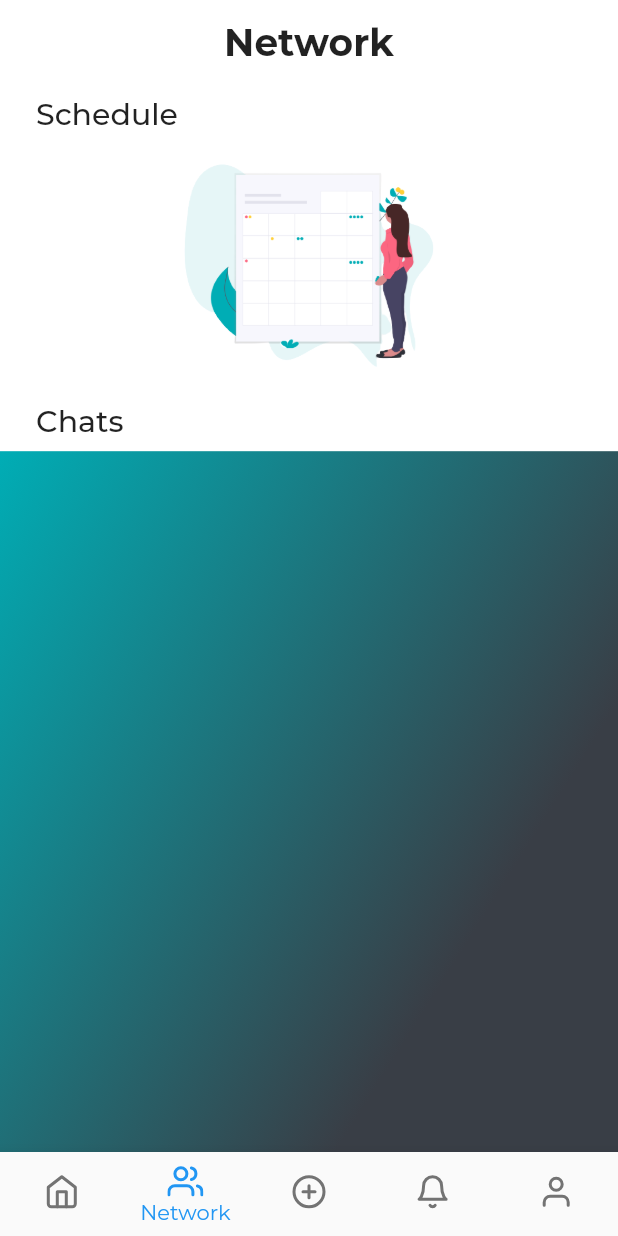
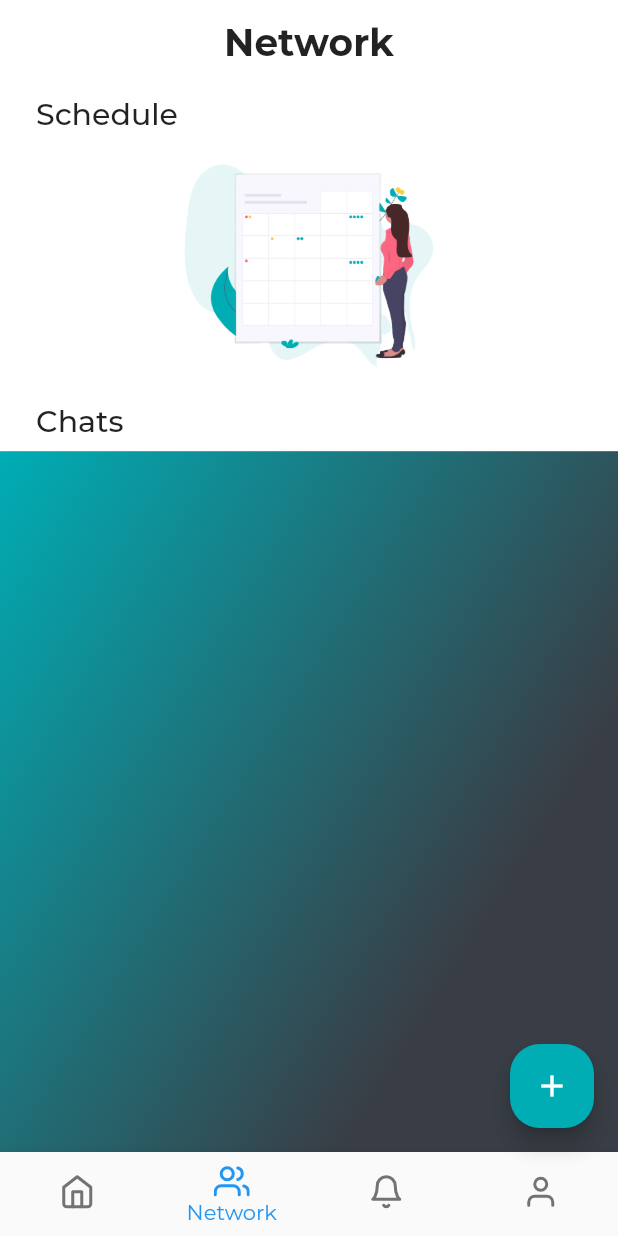
Before and after one commit to Runbhumi/Runbhumi, a Flutter app: the MainApp screen opened by its route, swiped to page 2, on a phone screen of 412 x 824 dp. Run offline on Flutter 3.47's test engine with Material 2 defaults, Android fonts, the phone set to English and light mode, and no system bars; our stand-ins replace bubble_tab_indicator, cloud_firestore, datetime_picker_formfield, firebase_auth, firebase_core, flutter_icons and 2 more; accounts and stored records are empty; project files that could hold a hidden picture were left out.

Commit message:
✨shifted the add post to open from a floating btn

```diff
--- a/lib/view/mainapp.dart
+++ b/lib/view/mainapp.dart
@@ -19,7 +19,7 @@ class _MainAppState extends State<MainApp> {
   final List<Widget> _children = [
     Home(),
     Network(),
-    AddPost(),
+    // AddPost(),
     Notifications(),
     Profile(),
   ];
@@ -50,7 +50,19 @@ class _MainAppState extends State<MainApp> {
         },
       ),
       //bottom navbar
-        bottomNavigationBar: buildBottomNavigationBar());
+      bottomNavigationBar: buildBottomNavigationBar(),
+      floatingActionButton: FloatingActionButton(
+        onPressed: () {
+          Navigator.pushNamed(context, "/addpost");
+        },
+        child: Icon(Icons.add),
+        foregroundColor: Colors.white,
+        shape: RoundedRectangleBorder(
+          borderRadius: BorderRadius.all(Radius.circular(20)),
+        ),
+        backgroundColor: Theme.of(context).primaryColor,
+      ),
+    );
   }
 
   BottomNavigationBar buildBottomNavigationBar() {
@@ -70,11 +82,11 @@ class _MainAppState extends State<MainApp> {
           activeIcon: Icon(Feather.users),
           label: 'Network',
         ),
-        new BottomNavigationBarItem(
-          icon: Icon(Feather.plus_circle),
-          activeIcon: Icon(Feather.plus_circle),
-          label: 'Add Post',
-        ),
+        // new BottomNavigationBarItem(
+        //   icon: Icon(Feather.plus_circle),
+        //   activeIcon: Icon(Feather.plus_circle),
+        //   label: 'Add Post',
+        // ),
         new BottomNavigationBarItem(
           icon: Icon(Feather.bell),
           activeIcon: Icon(Feather.bell),
```
Also changed, not shown: lib/view/addPost.dart (+14 -5 lines). Lines whose indentation alone changed are shown as unchanged.
